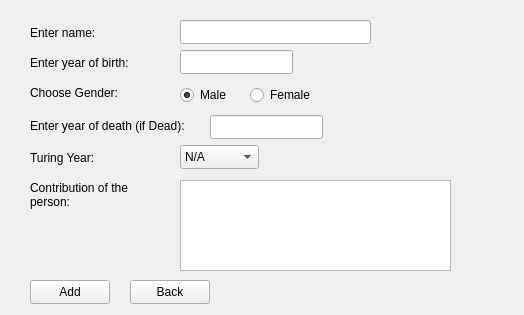
Above: Widget/personcreatemenu.ui from Ladanvini/VLN1-Hopur-5 before the change. Below: the same form after it.
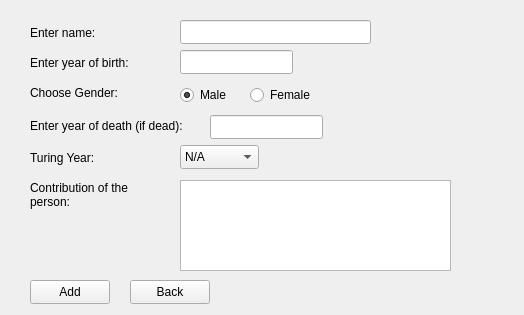
That is the form after the change.

The edit to the form file:
```diff
--- a/Widget/personcreatemenu.ui
+++ b/Widget/personcreatemenu.ui
@@ -75,7 +75,7 @@
     </rect>
    </property>
    <property name="text">
-    <string>Enter year of death (if Dead):</string>
+    <string>Enter year of death (if dead):</string>
    </property>
   </widget>
   <widget class="QLabel" name="l_Contribution">
```
